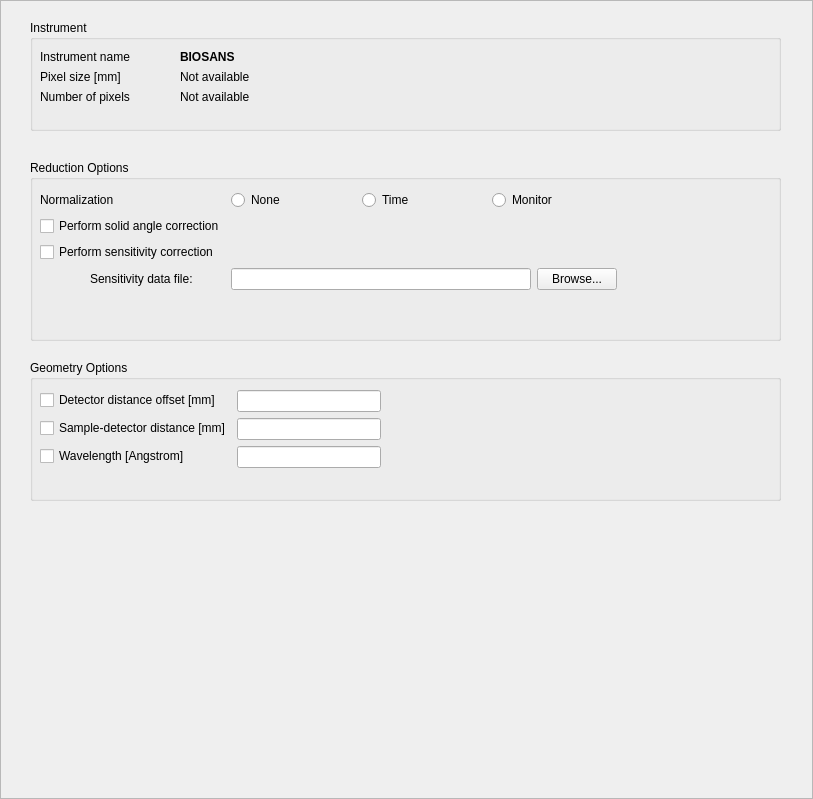
Qt form Code/Mantid/PythonAPI/scripts/Interface/ui/hfir_summary.ui (mantidproject/mantid) before a commit.
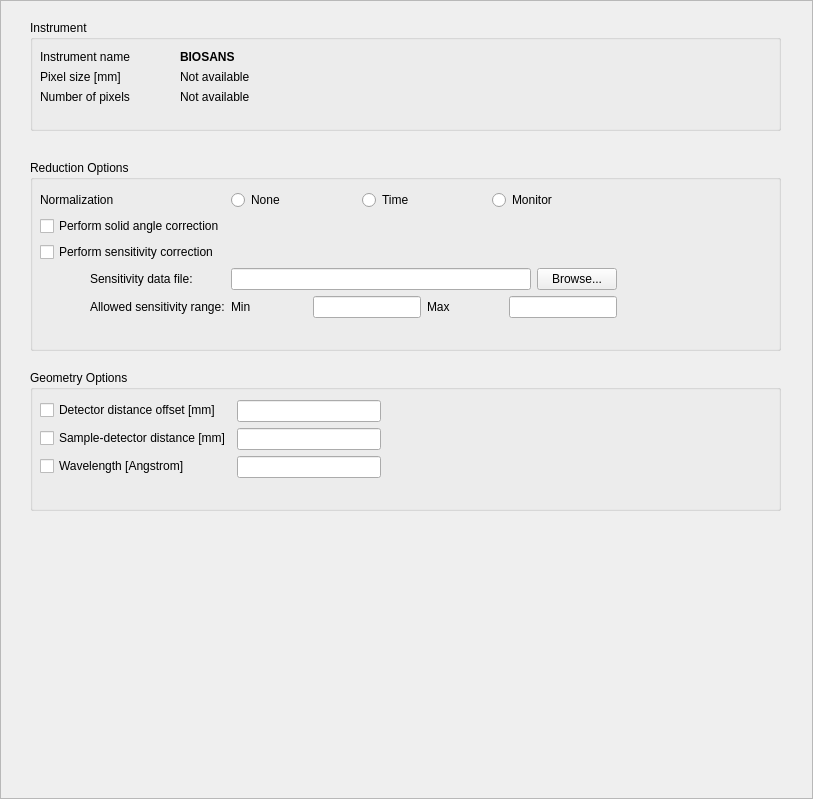
The same form after that commit.

Commit message: Completed general settings panel for HFIR. Re #1650

Diff of the .ui file:
```diff
--- a/Code/Mantid/PythonAPI/scripts/Interface/ui/hfir_summary.ui
+++ b/Code/Mantid/PythonAPI/scripts/Interface/ui/hfir_summary.ui
@@ -113,7 +113,7 @@
      <x>30</x>
      <y>160</y>
      <width>751</width>
-     <height>181</height>
+     <height>191</height>
     </rect>
    </property>
    <property name="title">
@@ -125,7 +125,7 @@
       <x>10</x>
       <y>30</y>
       <width>671</width>
-      <height>131</height>
+      <height>161</height>
      </rect>
     </property>
     <layout class="QFormLayout" name="formLayout_2">
@@ -257,6 +257,72 @@
        </item>
       </layout>
      </item>
+     <item row="4" column="0">
+      <widget class="QLabel" name="label_6">
+       <property name="text">
+        <string>Allowed sensitivity range:</string>
+       </property>
+       <property name="indent">
+        <number>50</number>
+       </property>
+      </widget>
+     </item>
+     <item row="4" column="1">
+      <layout class="QHBoxLayout" name="horizontalLayout_5">
+       <item>
+        <widget class="QLabel" name="label_7">
+         <property name="text">
+          <string>Min</string>
+         </property>
+        </widget>
+       </item>
+       <item>
+        <widget class="QLineEdit" name="min_sensitivity_edit">
+         <property name="sizePolicy">
+          <sizepolicy hsizetype="Fixed" vsizetype="Fixed">
+           <horstretch>0</horstretch>
+           <verstretch>0</verstretch>
+          </sizepolicy>
+         </property>
+         <property name="minimumSize">
+          <size>
+           <width>97</width>
+           <height>0</height>
+          </size>
+         </property>
+         <property name="toolTip">
+          <string>Enter the minimum allowed relative sensitivity for any given pixel.</string>
+         </property>
+        </widget>
+       </item>
+       <item>
+        <widget class="QLabel" name="label_8">
+         <property name="text">
+          <string>Max</string>
+         </property>
+        </widget>
+       </item>
+       <item>
+        <widget class="QLineEdit" name="max_sensitivity_edit">
+         <property name="sizePolicy">
+          <sizepolicy hsizetype="Fixed" vsizetype="Fixed">
+           <horstretch>0</horstretch>
+           <verstretch>0</verstretch>
+          </sizepolicy>
+         </property>
+         <property name="minimumSize">
+          <size>
+           <width>97</width>
+           <height>0</height>
+          </size>
+         </property>
+         <property name="toolTip">
+          <string>Enter the maximum allowed relative sensitivity for any given pixel.</string>
+         </property>
+        </widget>
+       </item>
+      </layout>
+     </item>
     </layout>
    </widget>
   </widget>
@@ -264,7 +330,7 @@
    <property name="geometry">
     <rect>
      <x>30</x>
-     <y>360</y>
+     <y>370</y>
      <width>751</width>
      <height>141</height>
     </rect>
```
The commit also changes 9 other files.
